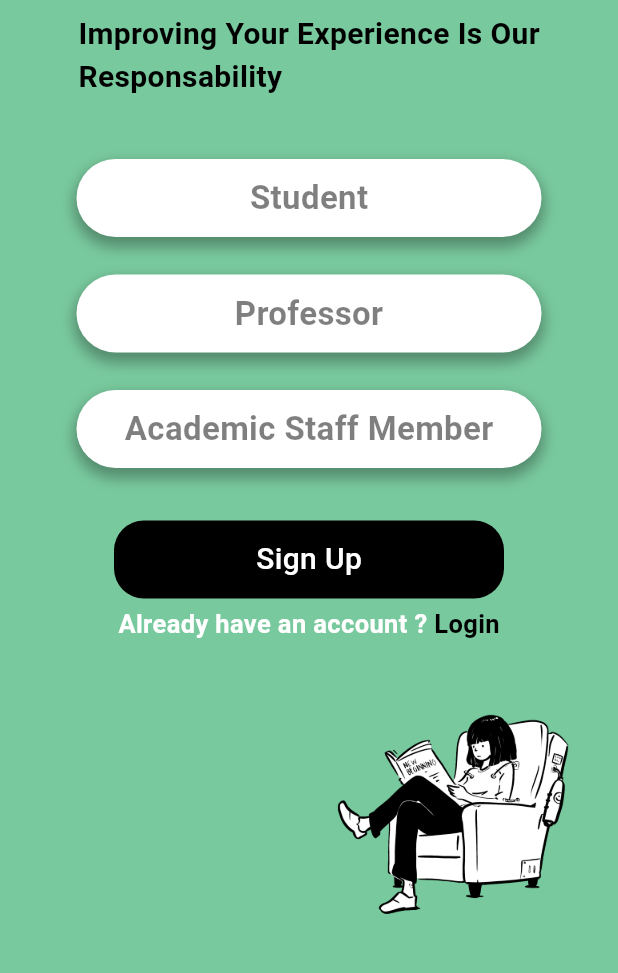
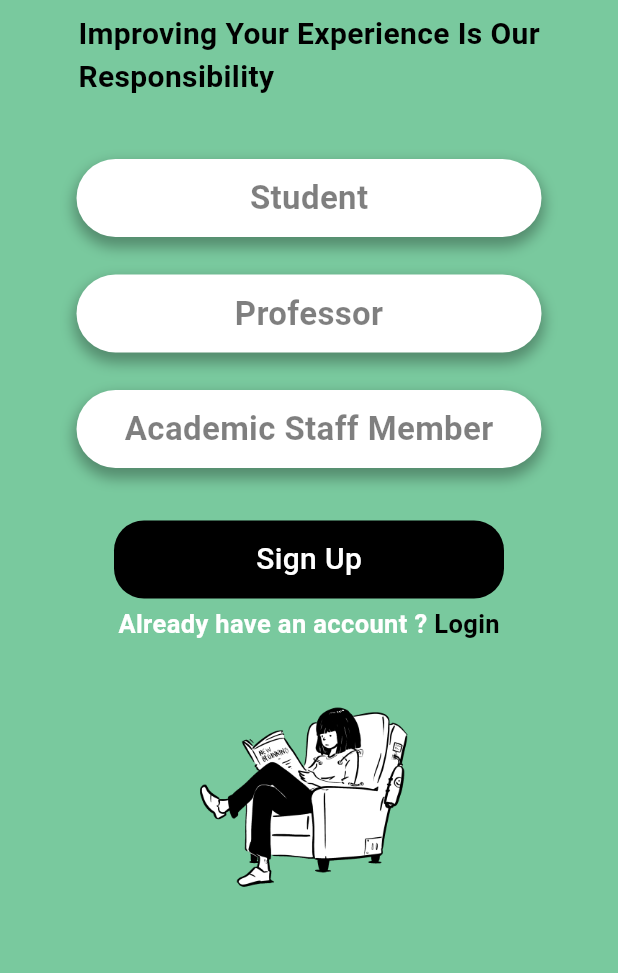
Before and after one commit to Louay-Barraq/SmartDaigaku, a Flutter app: the InitialPage screen opened directly, on a phone screen of 412 x 824 dp, the part 183-1156 px from its top. Run offline on Flutter 3.47's test engine with Material 3 defaults, Android fonts, the phone set to English and light mode, and no system bars; statements that could not run were skipped.

Commit message:
Added a picture

```diff
--- a/lib/pages/initial_page.dart
+++ b/lib/pages/initial_page.dart
@@ -16,6 +16,7 @@ class _InitialPageState extends State<InitialPage> {
     return Scaffold(
       backgroundColor: Color.fromRGBO(121, 201, 158, 1.0),
       body: SafeArea(
+        child: SingleChildScrollView(
           child: Padding(
             padding: const EdgeInsets.only(top: 8.0),
             child: Column(
@@ -34,14 +35,14 @@ class _InitialPageState extends State<InitialPage> {
                     ),
                     SizedBox(height: 8),
                     Text(
-                    "Improving Your Experience Is Our\nResponsability",
+                      "Improving Your Experience Is Our\nResponsibility",
                       style: TextStyle(
                         color: Colors.black,
                         fontWeight: FontWeight.w700,
                         fontSize: 20,
                       ),
                     ),
-                  SizedBox(height: 40)
+                    SizedBox(height: 40),
                   ],
                 ),
                 Center(
@@ -94,19 +95,19 @@ class _InitialPageState extends State<InitialPage> {
                             ),
                           ],
                         ),
-                    )
+                      ),
+                      Container(
+                        child: Image.asset(
+                          "assets/images/new_beginnings.png",
+                          width: 180,
+                          height: 180,
+                        ),
+                      ),
                     ],
                   ),
                 ),
-              Container(
-                padding: const EdgeInsets.only(left: 200),
-                child: Image.asset(
-                  "assets/images/new_beginnings.png",
-                  width: 200,
-                  height: 200,
+              ],
             ),
-              )
-            ],
           ),
         ),
       ),
```
Lines whose indentation alone changed are shown as unchanged.
